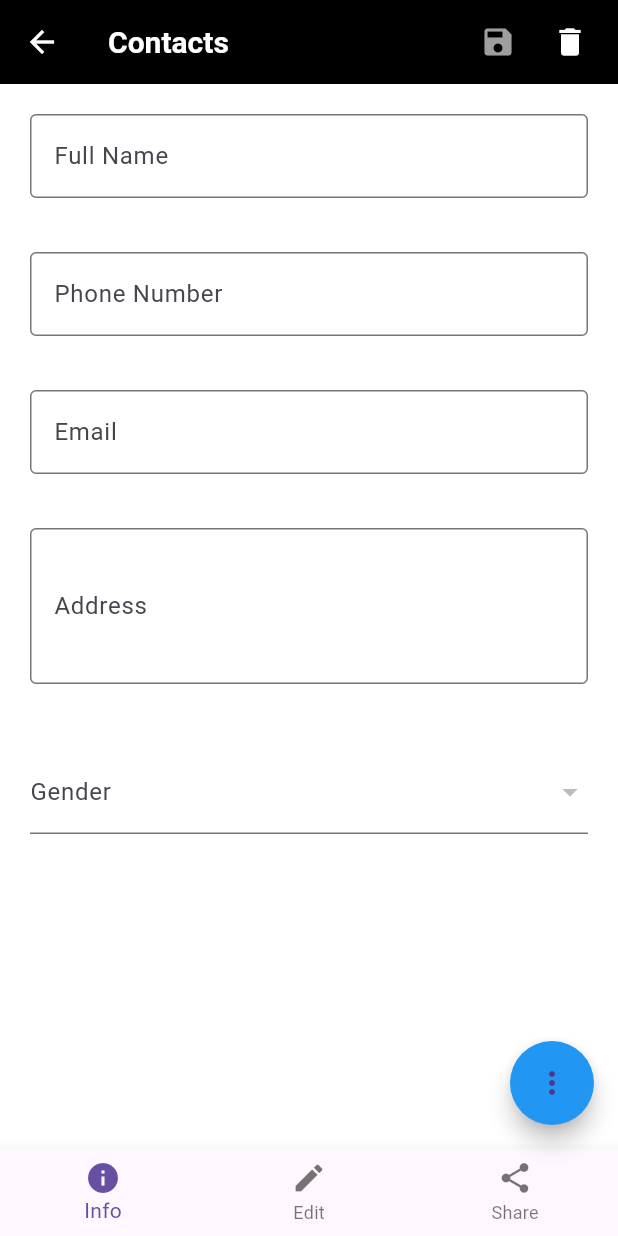
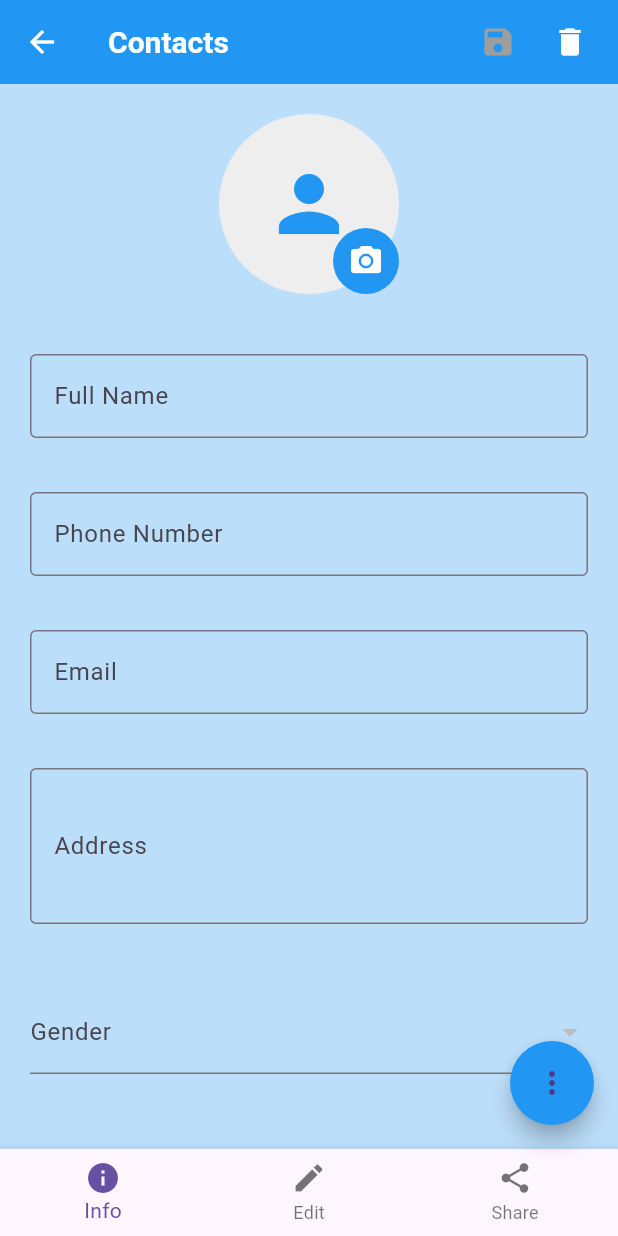
Before and after one commit to ankitmaisuriya/contactsdirectory, a Flutter app: the MyContactDetails screen opened directly with empty values, on a phone screen of 412 x 824 dp. Run offline on Flutter 3.47's test engine with Material 3 defaults, Android fonts, the phone set to English and light mode, and no system bars; drawn by our look-alikes of flutter_speed_dial; our stand-ins replace blur, image_picker, share_plus, sqflite; accounts and stored records are empty.

Commit message:
Implemented ImagePicker into Contact details.

```diff
--- a/lib/ContactDetails.dart
+++ b/lib/ContactDetails.dart
@@ -1,6 +1,8 @@
+import 'dart:io';
 import 'package:contactsdirectory/ContactPOJO.dart';
 import 'package:contactsdirectory/DBHelper.dart';
 import 'package:flutter/material.dart';
+import 'package:image_picker/image_picker.dart';
 import 'package:share_plus/share_plus.dart';
 import 'package:flutter_speed_dial/flutter_speed_dial.dart';
 import 'package:url_launcher/url_launcher.dart';
@@ -26,17 +28,18 @@ class _MyContactDetailsState extends State<MyContactDetails> {
   final _formKey = GlobalKey<FormState>();
   final DBHelper _dbHelper = DBHelper();
   bool readOnly = true;
+  File? image;
 
   @override
   Widget build(BuildContext context) {
     return Scaffold(
-      backgroundColor: Colors.white,
+      backgroundColor: Colors.blue.shade100,
       appBar: AppBar(
         leading: InkWell(
           onTap: () => Navigator.pop(context),
           child: Icon(Icons.arrow_back, color: Colors.white),
         ),
-        backgroundColor: Colors.black,
+        backgroundColor: Colors.blue,
         title: Text(
           'Contacts',
           style: TextStyle(
@@ -117,6 +120,34 @@ class _MyContactDetailsState extends State<MyContactDetails> {
               spacing: 10,
               children: [
                 // Name
+                Stack(
+                  children: [
+                    CircleAvatar(
+                      radius: 60,
+                      backgroundColor: Colors.grey[200],
+                      backgroundImage: image != null ? FileImage(image!) : null,
+                      child: image == null
+                          ? Icon(Icons.person, size: 60, color: Colors.blue)
+                          : null,
+                    ),
+                    // Camera icon button (bottom-right)
+                    Positioned(
+                      bottom: 0,
+                      right: 0,
+                      child: InkWell(
+                        onTap: () {
+                         showImageSourceDialog();
+                        },
+                        child: CircleAvatar(
+                          radius: 22,
+                          backgroundColor: Colors.blue,
+                          child: Icon(Icons.camera_alt, color: Colors.white),
+                        ),
+                      ),
+                    ),
+                  ],
+                ),
+                SizedBox(height: 20),
                 TextFormField(
                   key: ValueKey('nameField'),
                   initialValue: widget.contactPOJO.name,
@@ -275,10 +306,13 @@ class _MyContactDetailsState extends State<MyContactDetails> {
             child: Icon(Icons.message),
             label: 'Message',
             onTap: () async {
-              final Uri smsUri = Uri(scheme: 'sms', path: widget.contactPOJO.phone);
+              final Uri smsUri = Uri(
+                scheme: 'sms',
+                path: widget.contactPOJO.phone,
+              );
 
               if (await canLaunchUrl(smsUri)) {
-              await launchUrl(smsUri);
+                await launchUrl(smsUri);
               }
             },
           ),
@@ -290,4 +324,42 @@ class _MyContactDetailsState extends State<MyContactDetails> {
   Future<void> updateRecords(ContactPOJO contactPOJO) async {
     await _dbHelper.updateContact(contactPOJO);
   }
+
+  Future<void> pickImage(ImageSource source) async {
+    final file = await ImagePicker().pickImage(source: source);
+    if (file != null) {
+      image = File(file.path);
+      setState(() {});
+    }
+  }
+
+  void showImageSourceDialog() {
+    showModalBottomSheet(
+      context: context,
+      builder: (context) => Container(
+        padding: EdgeInsets.all(20),
+        child: Column(
+          mainAxisSize: MainAxisSize.min,
+          children: [
+            ListTile(
+              leading: Icon(Icons.camera_alt),
+              title: Text("Camera"),
+              onTap: () {
+                Navigator.pop(context);
+                pickImage(ImageSource.camera);
+              },
+            ),
+            ListTile(
+              leading: Icon(Icons.photo),
+              title: Text("Gallery"),
+              onTap: () {
+                Navigator.pop(context);
+                pickImage(ImageSource.gallery);
+              },
+            ),
+          ],
+        ),
+      ),
+    );
+  }
 }
--- a/lib/main.dart
+++ b/lib/main.dart
@@ -88,6 +88,7 @@ class _MyContactsState extends State<MyContacts> {
                   cursorColor: Colors.white,
                   controller: searchController,
                   autofocus: true,
+                  enableSuggestions: false,
                   decoration: InputDecoration(
                     hintText: 'Search...',
                     hintStyle: TextStyle(color: Colors.white70),
@@ -109,7 +110,7 @@ class _MyContactsState extends State<MyContacts> {
               ),
       ),
       floatingActionButton: FloatingActionButton(
-        child: Icon(Icons.contact_phone),
+        child: Icon(Icons.contact_phone,color: Colors.white,),
         onPressed: () {
           showPopupDialog(context);
         },
```
Also changed, not shown: pubspec.yaml (+5 -3 lines), pubspec.lock.
